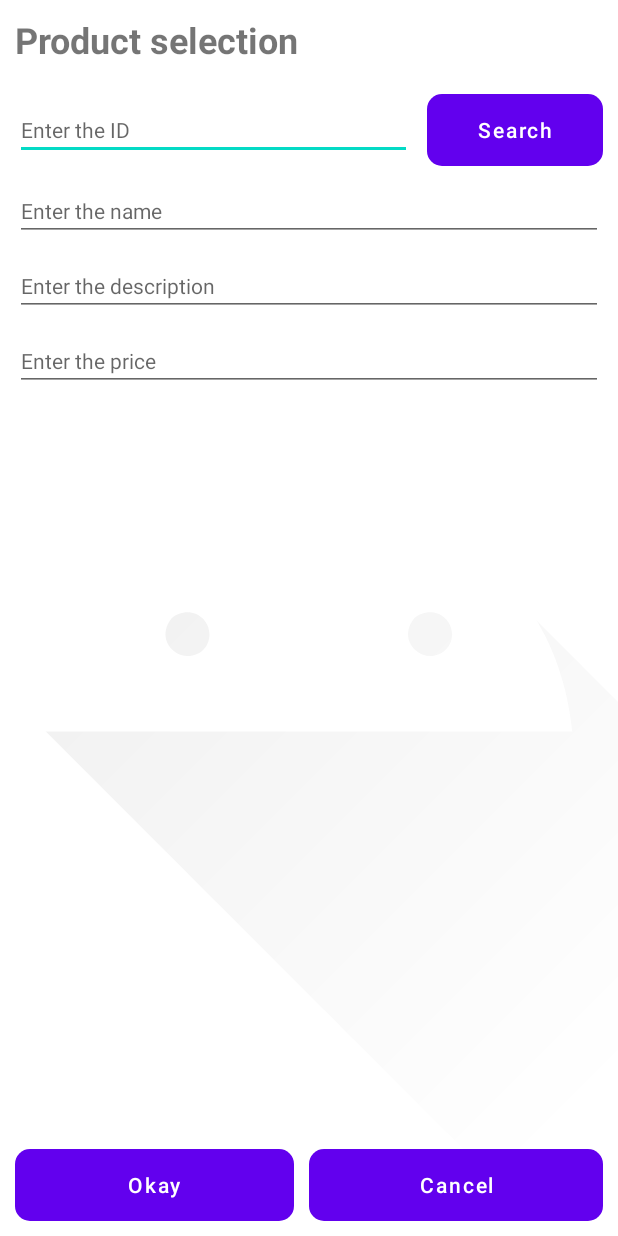
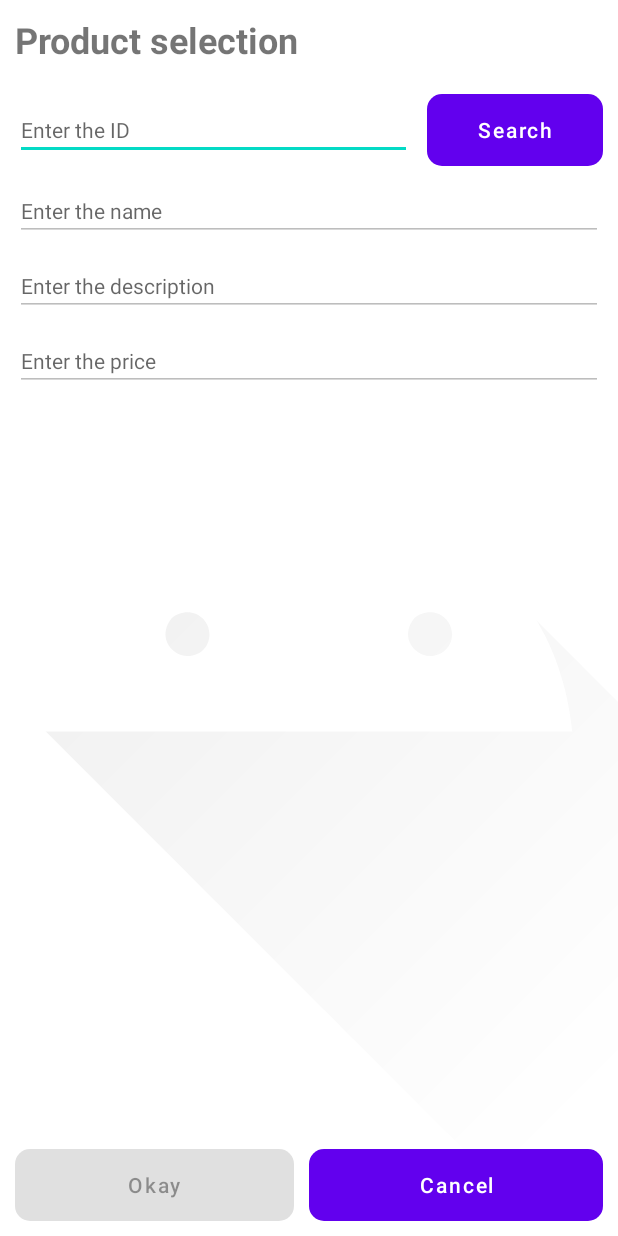
Before and after one commit to Jkutkut/Android-Product_Discount, an Android app: the ProductSelection screen opened directly, with no data from a screen before it, on a phone screen of 412 x 824 dp. Run offline under Robolectric (Android 15) with nearby library versions, the phone set to English and light mode, and no system bars.

Commit message:
logic to select product implemented

```diff
--- a/app/src/main/java/com/jkutkut/productdiscount/data/Products.java
+++ b/app/src/main/java/com/jkutkut/productdiscount/data/Products.java
@@ -18,6 +18,10 @@ public class Products {
             if (p.getId().equals(id))
                 return p;
         return null;
+    }
+
+    public Product getRandomProduct() {
+        return products.get((int) (Math.random() * products.size()));
     }
 
     private void loadTestData() {
--- a/app/src/main/res/layout/activity_product_selection.xml
+++ b/app/src/main/res/layout/activity_product_selection.xml
@@ -32,15 +32,18 @@
 
         <EditText style="@style/etxt_style"
             android:id="@+id/etxtName"
+            android:enabled="false"
             android:maxLines="1"
             android:hint="@string/etxt_product_name_hint" />
 
         <EditText style="@style/etxt_style"
             android:id="@+id/etxtDesc"
+            android:enabled="false"
             android:hint="@string/etxt_product_desc_hint" />
 
         <EditText style="@style/etxt_style"
             android:id="@+id/etxtPrice"
+            android:enabled="false"
             android:inputType="numberDecimal"
             android:maxLines="1"
             android:hint="@string/etxt_product_price_hint" />
@@ -56,6 +59,7 @@
             android:id="@+id/btnOk"
             android:layout_weight="1"
             android:text="@string/btn_ok"
+            android:enabled="false"
             android:layout_marginEnd="@dimen/normal_margin"/>
 
         <Button style="@style/btn_style"
--- a/app/src/main/res/values/strings.xml
+++ b/app/src/main/res/values/strings.xml
@@ -15,4 +15,6 @@
     <string name="btn_cancel">Cancel</string>
     <string name="product_selected">Product selected</string>
     <string name="invalid_percent">Invalid discount</string>
+    <string name="empty_code">Please enter the id</string>
+    <string name="product_not_found">Product not found</string>
 </resources>
```
Also changed, not shown: app/src/main/java/com/jkutkut/productdiscount/ProductSelection.java (+46 -3 lines).
